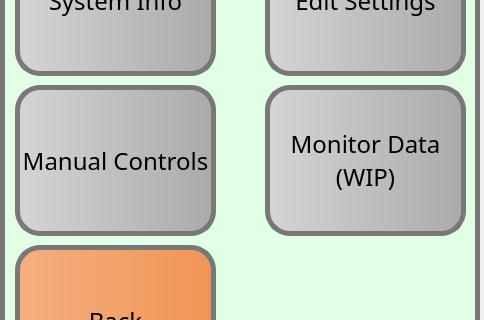
Before: the Qt Designer form Software/code/form.ui in Ulnooweg/GroBot, drawn with Qt 5; both pictures show x 0 to 484 and y 160 to 480 of the 484 by 647 pixel window.
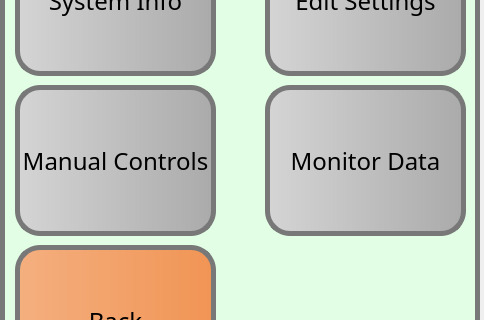
After: the same form once the commit is applied. The open tabs and pages were chosen to show the change. Custom widgets are drawn as their Qt base class.

Commit message: Removed "WIP" from datamonitor button

The edit to the form file:
```diff
--- a/Software/code/form.ui
+++ b/Software/code/form.ui
@@ -274,8 +274,7 @@
 }</string>
      </property>
      <property name="text">
-      <string>Monitor Data
-(WIP)</string>
+      <string>Monitor Data</string>
      </property>
     </widget>
    </widget>
```
Left out of the diff: 2 changed lines with no effect on the pictures. The commit also changes 1 other file.
